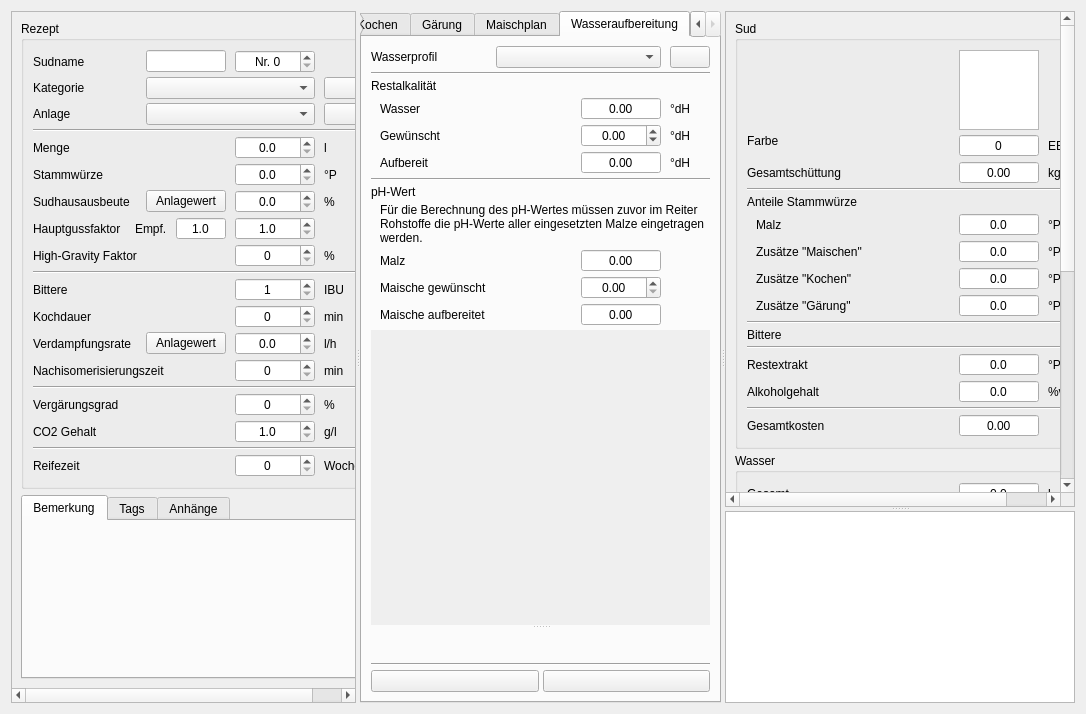
Qt form kleiner-brauhelfer/tabrezept.ui (kleiner-brauhelfer/kleiner-brauhelfer-2) before a commit.
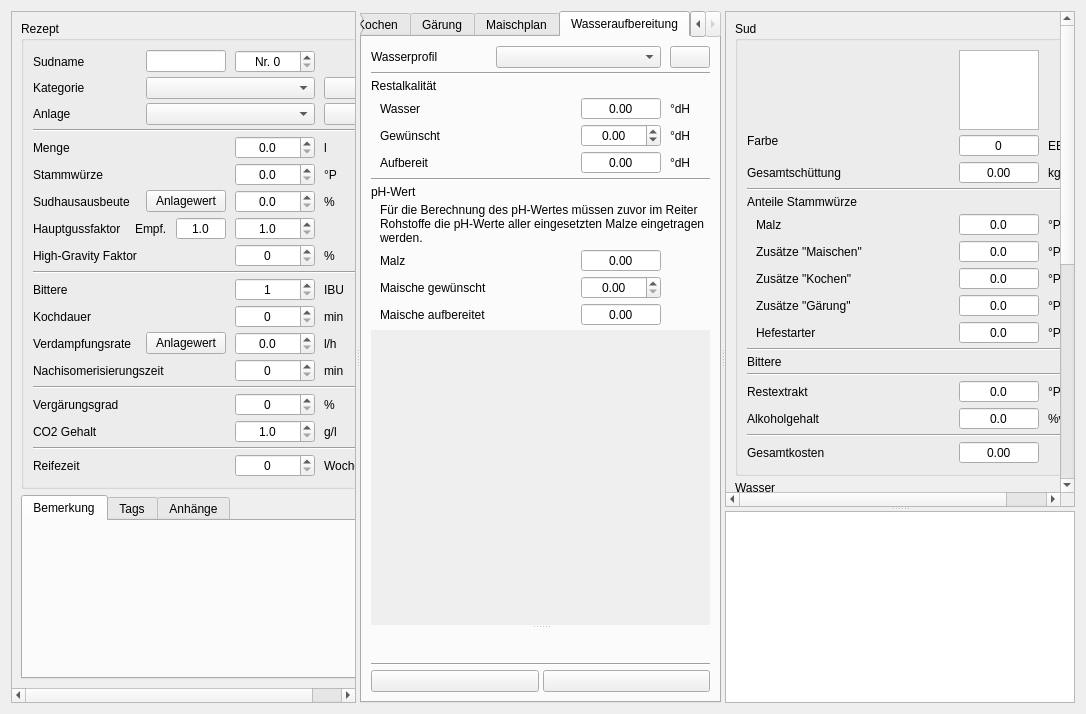
The same form after that commit. The open tabs and pages were chosen to show the change. Icons and pictures are not drawn. Custom widgets are drawn as their Qt base class.

Diff of the .ui file:
```diff
--- a/kleiner-brauhelfer/tabrezept.ui
+++ b/kleiner-brauhelfer/tabrezept.ui
@@ -2448,9 +2448,9 @@
         <property name="geometry">
          <rect>
           <x>0</x>
-          <y>0</y>
+          <y>-330</y>
           <width>332</width>
-          <height>810</height>
+          <height>835</height>
          </rect>
         </property>
         <layout class="QVBoxLayout" name="verticalLayout_11">
@@ -2482,7 +2482,7 @@
               </property>
              </widget>
             </item>
-            <item row="14" column="0">
+            <item row="15" column="0">
              <widget class="QLabel" name="label_63">
               <property name="text">
                <string>Alkoholgehalt</string>
@@ -2499,7 +2499,7 @@
               </property>
              </widget>
             </item>
-            <item row="13" column="2">
+            <item row="14" column="2">
              <widget class="DoubleSpinBoxSud" name="tbRestextrakt">
               <property name="toolTip">
                <string>&lt;html&gt;&lt;head/&gt;&lt;body&gt;&lt;p&gt;Hier wird der berechnete Anteil an &lt;span style=&quot; font-weight:600;&quot;&gt;Restextrakt&lt;/span&gt; nach der Gärung in &lt;span style=&quot; font-weight:600;&quot;&gt;°Plato&lt;/span&gt; ausgegeben.&lt;/p&gt;&lt;p&gt;Aus der &lt;span style=&quot; font-weight:600;&quot;&gt;Differenz&lt;/span&gt; zwischen &lt;span style=&quot; font-weight:600;&quot;&gt;Stammwürze beim Anstellen&lt;/span&gt; und Restextrakt wird wiederum der scheinbare Endvergärungsgrad (sEVG) gebildet, der die Gärfähigkeit einer Hefe beschreibt. Durchschnittlich sind 60 – 80% bei einer vitalen Hefe üblich, bei sogenannten Supervergärern auch mehr. &lt;/p&gt;&lt;p&gt;Der Restextrakt ist zunächst ein theoretischer Sollwert, den der Kleine Brauhelfer für ein erfolgreich vergorenes Jungbier festlegt. Der Restextrakt berechnet sich - in Verbindung mit der Stammwürze - aus den Angaben im Feld &lt;span style=&quot; font-weight:600;&quot;&gt;Vergärungsgrad&lt;/span&gt; links.&lt;/p&gt;&lt;p&gt;&lt;span style=&quot; font-weight:600; color:#fc0107;&quot;&gt;Achtung: &lt;/span&gt;Zum Zeitpunkt der Rezepterstellung ist der Vergärungsgrad nur eine theoretische Größe&lt;span style=&quot; font-weight:600;&quot;&gt;. &lt;/span&gt;Der reale in der Braupraxis wird im &lt;span style=&quot; font-weight:600;&quot;&gt;Tab Gärverlauf&lt;/span&gt;, hier: Hauptgärung,ermittelt und im &lt;span style=&quot; font-weight:600;&quot;&gt;Tab Abfülldaten &lt;/span&gt;ausgegeben.&lt;/p&gt;&lt;/body&gt;&lt;/html&gt;</string>
@@ -2543,7 +2543,7 @@
               </property>
              </widget>
             </item>
-            <item row="12" column="0" colspan="4">
+            <item row="13" column="0" colspan="4">
              <widget class="Line" name="line_7">
               <property name="orientation">
                <enum>Qt::Horizontal</enum>
@@ -2557,7 +2557,7 @@
               </property>
              </widget>
             </item>
-            <item row="13" column="0">
+            <item row="14" column="0">
              <widget class="QLabel" name="label_62">
               <property name="text">
                <string>Restextrakt</string>
@@ -2577,7 +2577,7 @@
               </property>
              </widget>
             </item>
-            <item row="16" column="2">
+            <item row="17" column="2">
              <widget class="DoubleSpinBoxSud" name="tbKosten">
               <property name="toolTip">
                <string>&lt;html&gt;&lt;head/&gt;&lt;body&gt;&lt;p&gt;Hier zeigt der Kleine Brauhelfer die berechneten &lt;span style=&quot; font-weight:600;&quot;&gt;Gesamtkosten&lt;/span&gt; auf.&lt;/p&gt;&lt;p&gt;Sie setzen sich zusammen aus den im &lt;span style=&quot; font-weight:600;&quot;&gt;Tab Ausrüstung &lt;/span&gt;gemachten fixen Betriebskosten und den individuellen Kosten des Rezeptes links im &lt;span style=&quot; font-weight:600;&quot;&gt;Tab Rezept&lt;/span&gt;.&lt;/p&gt;&lt;/body&gt;&lt;/html&gt;</string>
@@ -2599,7 +2599,7 @@
               </property>
              </widget>
             </item>
-            <item row="14" column="2">
+            <item row="15" column="2">
              <widget class="DoubleSpinBoxSud" name="tbAlkohol">
               <property name="toolTip">
                <string>&lt;html&gt;&lt;head/&gt;&lt;body&gt;&lt;p&gt;Hier wird der &lt;span style=&quot; font-weight:600;&quot;&gt;Alkoholgehalt&lt;/span&gt; des Rezeptes in &lt;span style=&quot; font-weight:600;&quot;&gt;%vol &lt;/span&gt;ausgegeben. Der berechnete Alkoholgehalt setzt sich zusammen aus der Stamwürze und dem tatsächlichen Endvergärungsgrad (tEVG).&lt;/p&gt;&lt;p&gt;Für die Zollanmeldung ist die Stammwürze Bezugsgröße, nicht der Alkoholgehalt.&lt;/p&gt;&lt;p&gt;Bei Unklarheiten empfehlen sich Fachforen und Fachbücher.&lt;/p&gt;&lt;/body&gt;&lt;/html&gt;</string>
@@ -2618,28 +2618,28 @@
               </property>
              </widget>
             </item>
-            <item row="10" column="0">
+            <item row="11" column="0">
              <widget class="QLabel" name="label_68">
               <property name="text">
                <string>Bittere</string>
               </property>
              </widget>
             </item>
-            <item row="15" column="0" colspan="4">
+            <item row="16" column="0" colspan="4">
              <widget class="Line" name="lineKosten">
               <property name="orientation">
                <enum>Qt::Horizontal</enum>
               </property>
              </widget>
             </item>
-            <item row="14" column="3">
+            <item row="15" column="3">
              <widget class="QLabel" name="label_65">
               <property name="text">
                <string>%vol</string>
               </property>
              </widget>
             </item>
-            <item row="16" column="3">
+            <item row="17" column="3">
              <widget class="QLabel" name="lblKostenEinheit"/>
             </item>
             <item row="8" column="0" colspan="4">
@@ -2725,7 +2725,7 @@
               </property>
              </widget>
             </item>
-            <item row="10" column="2" colspan="2">
+            <item row="11" column="2" colspan="2">
              <widget class="QLabel" name="lblBittere">
               <property name="toolTip">
                <string>&lt;html&gt;&lt;head/&gt;&lt;body&gt;&lt;p&gt;Hier erfolgt die sensorische Einordnung des Rezeptes anhand des Bittereindrucks.&lt;/p&gt;&lt;p&gt;Unterschieden werden die Kategorien:&lt;/p&gt;&lt;p&gt;• sehr mild&lt;/p&gt;&lt;p&gt;• mild&lt;/p&gt;&lt;p&gt;• ausgewogen&lt;/p&gt;&lt;p&gt;• moderat herb&lt;/p&gt;&lt;p&gt;• sehr herb&lt;/p&gt;&lt;/body&gt;&lt;/html&gt;</string>
@@ -2837,14 +2837,14 @@
               </layout>
              </widget>
             </item>
-            <item row="16" column="0">
+            <item row="17" column="0">
              <widget class="QLabel" name="lblKosten">
               <property name="text">
                <string>Gesamtkosten</string>
               </property>
              </widget>
             </item>
-            <item row="13" column="3">
+            <item row="14" column="3">
              <widget class="QLabel" name="label_64">
               <property name="text">
                <string>°P</string>
@@ -2953,6 +2953,82 @@
              </widget>
             </item>
             <item row="9" column="0" colspan="4">
+             <widget class="QWidget" name="wdgSWAnteilHefestarter" native="true">
+              <layout class="QHBoxLayout" name="horizontalLayout_20">
+               <property name="spacing">
+                <number>9</number>
+               </property>
+               <property name="topMargin">
+                <number>0</number>
+               </property>
+               <property name="rightMargin">
+                <number>0</number>
+               </property>
+               <property name="bottomMargin">
+                <number>0</number>
+               </property>
+               <item>
+                <widget class="QLabel" name="label_79">
+                 <property name="text">
+                  <string>Hefestarter</string>
+                 </property>
+                </widget>
+               </item>
+               <item>
+                <spacer name="horizontalSpacer_17">
+                 <property name="orientation">
+                  <enum>Qt::Horizontal</enum>
+                 </property>
+                 <property name="sizeHint" stdset="0">
+                  <size>
+                   <width>40</width>
+                   <height>20</height>
+                  </size>
+                 </property>
+                </spacer>
+               </item>
+               <item>
+                <widget class="DoubleSpinBoxSud" name="tbSWAnteilHefestarter">
+                 <property name="minimumSize">
+                  <size>
+                   <width>80</width>
+                   <height>0</height>
+                  </size>
+                 </property>
+                 <property name="toolTip">
+                  <string>&lt;html&gt;&lt;head/&gt;&lt;body&gt;&lt;p&gt;Hier wird der Anteil an Stammwürze des &lt;span style=&quot; font-weight:600;&quot;&gt;Hefestarters&lt;/span&gt; angezeigt.&lt;/p&gt;&lt;/body&gt;&lt;/html&gt;</string>
+                 </property>
+                 <property name="alignment">
+                  <set>Qt::AlignCenter</set>
+                 </property>
+                 <property name="readOnly">
+                  <bool>true</bool>
+                 </property>
+                 <property name="buttonSymbols">
+                  <enum>QAbstractSpinBox::NoButtons</enum>
+                 </property>
+                 <property name="decimals">
+                  <number>1</number>
+                 </property>
+                </widget>
+               </item>
+               <item>
+                <widget class="QLabel" name="label_80">
+                 <property name="minimumSize">
+                  <size>
+                   <width>40</width>
+                   <height>0</height>
+                  </size>
+                 </property>
+                 <property name="text">
+                  <string>°P</string>
+                 </property>
+                </widget>
+               </item>
+              </layout>
+             </widget>
+            </item>
+            <item row="10" column="0" colspan="4">
              <widget class="Line" name="line_2">
               <property name="orientation">
                <enum>Qt::Horizontal</enum>
@@ -3765,25 +3841,15 @@
   </layout>
  </widget>
  <customwidgets>
-  <customwidget>
-   <class>DoubleSpinBox</class>
-   <extends>QDoubleSpinBox</extends>
-   <header>widgets/doublespinbox.h</header>
-  </customwidget>
   <customwidget>
    <class>PushButton</class>
    <extends>QPushButton</extends>
    <header>widgets/pushbutton.h</header>
   </customwidget>
   <customwidget>
-   <class>ComboBox</class>
-   <extends>QComboBox</extends>
-   <header>widgets/combobox.h</header>
-  </customwidget>
-  <customwidget>
-   <class>TableView</class>
-   <extends>QTableView</extends>
-   <header>widgets/tableview.h</header>
+   <class>DoubleSpinBox</class>
+   <extends>QDoubleSpinBox</extends>
+   <header>widgets/doublespinbox.h</header>
   </customwidget>
   <customwidget>
    <class>WdgBemerkung</class>
@@ -3796,6 +3862,16 @@
    <extends>QDoubleSpinBox</extends>
    <header>widgets/doublespinboxsud.h</header>
   </customwidget>
+  <customwidget>
+   <class>ComboBox</class>
+   <extends>QComboBox</extends>
+   <header>widgets/combobox.h</header>
+  </customwidget>
+  <customwidget>
+   <class>TableView</class>
+   <extends>QTableView</extends>
+   <header>widgets/tableview.h</header>
+  </customwidget>
   <customwidget>
    <class>ChartView</class>
    <extends>QGraphicsView</extends>
```
Left out of the diff: 19 changed lines with no effect on the pictures.
